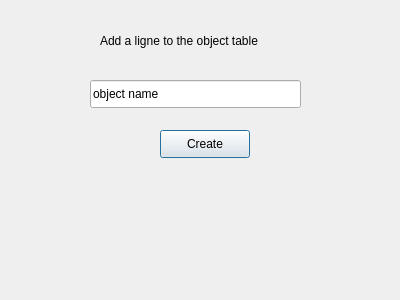
This is line_ui.ui in tlsLizard/collector as Qt 5 draws it before an edit. The edited form follows.
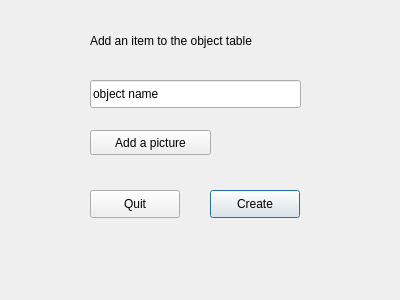
This is the edited form.

Commit message: Ajouter quit pour del et add

Patch:
```diff
--- a/line_ui.ui
+++ b/line_ui.ui
@@ -16,21 +16,21 @@
   <widget class="QLabel" name="label">
    <property name="geometry">
     <rect>
-     <x>100</x>
+     <x>90</x>
      <y>30</y>
-     <width>201</width>
+     <width>231</width>
      <height>21</height>
     </rect>
    </property>
    <property name="text">
-    <string>Add a ligne to the object table</string>
+    <string>Add an item to the object table</string>
    </property>
   </widget>
   <widget class="QPushButton" name="add_line">
    <property name="geometry">
     <rect>
-     <x>160</x>
-     <y>130</y>
+     <x>210</x>
+     <y>190</y>
      <width>90</width>
      <height>28</height>
     </rect>
@@ -50,6 +50,41 @@
    </property>
    <property name="text">
     <string>object name</string>
+   </property>
+   <property name="frame">
+    <bool>true</bool>
+   </property>
+   <property name="readOnly">
+    <bool>false</bool>
+   </property>
+  </widget>
+  <widget class="QPushButton" name="add_image_btn">
+   <property name="geometry">
+    <rect>
+     <x>90</x>
+     <y>130</y>
+     <width>121</width>
+     <height>25</height>
+    </rect>
+   </property>
+   <property name="autoFillBackground">
+    <bool>false</bool>
+   </property>
+   <property name="text">
+    <string>Add a picture</string>
+   </property>
+  </widget>
+  <widget class="QPushButton" name="quit_btn">
+   <property name="geometry">
+    <rect>
+     <x>90</x>
+     <y>190</y>
+     <width>90</width>
+     <height>28</height>
+    </rect>
+   </property>
+   <property name="text">
+    <string>Quit</string>
    </property>
   </widget>
  </widget>
```
The commit also changes 3 other files.
